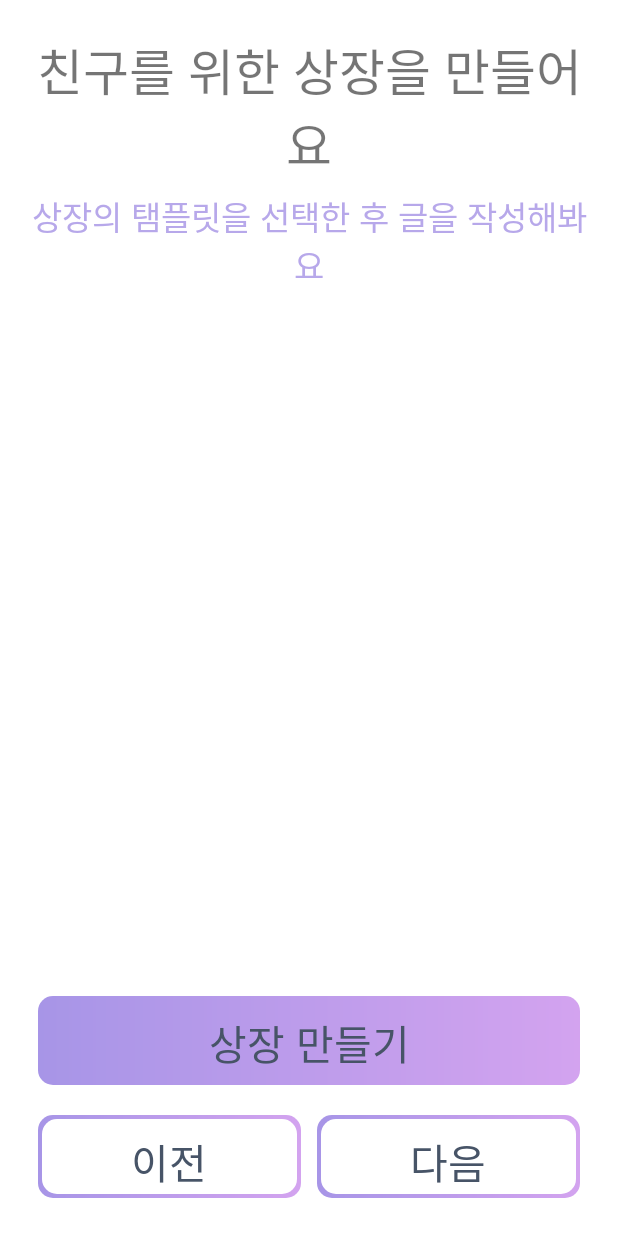
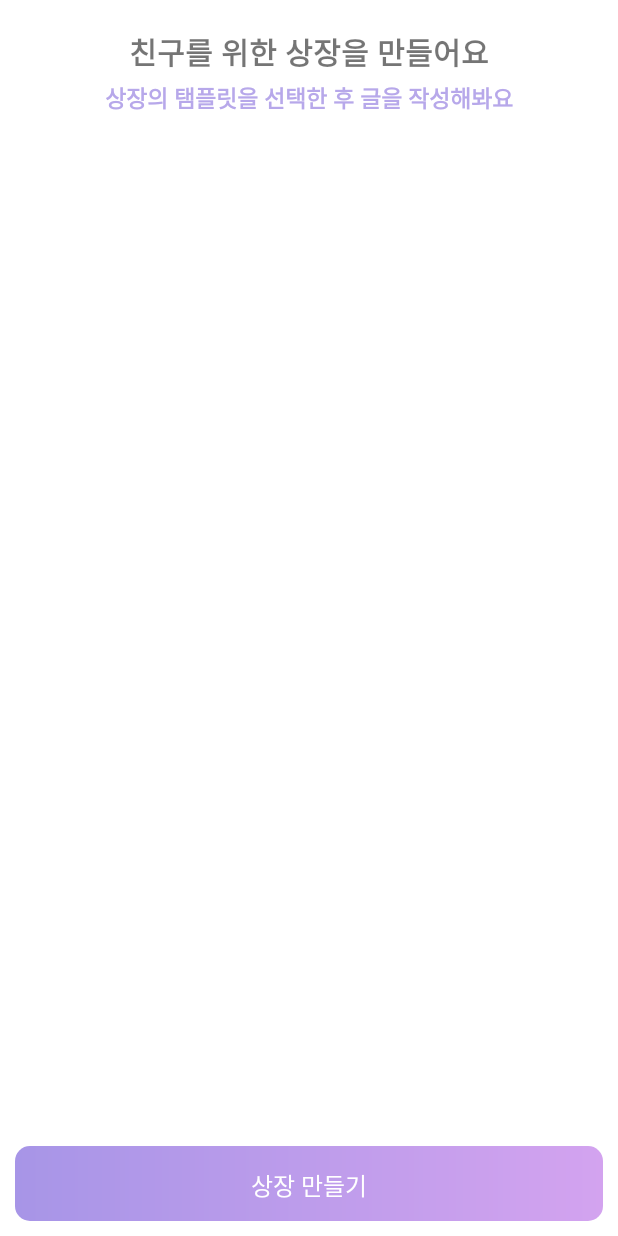
Before and after one commit to ProgrammerYes25/HappyBirthDay, an Android app: the layout fragment_award_make_page.xml on its own in the app's theme, with its tools: preview values and no code run, on a phone screen of 412 x 824 dp. Run offline under Robolectric (Android 15) with nearby library versions, the phone set to English and light mode, and no system bars.

Commit message:
#21 award make page 레이아웃 수정

```diff
--- a/app/src/main/java/no2114_2127/project/myapplication/AwardMakePageFragment.java
+++ b/app/src/main/java/no2114_2127/project/myapplication/AwardMakePageFragment.java
@@ -1,6 +1,25 @@
 package no2114_2127.project.myapplication;
 
+import android.os.Bundle;
+import android.view.LayoutInflater;
+import android.view.View;
+import android.view.ViewGroup;
+
+import androidx.annotation.Nullable;
 import androidx.fragment.app.Fragment;
 
 public class AwardMakePageFragment extends Fragment {
+
+    @Nullable
+    @Override
+    public View onCreateView(LayoutInflater inflater, ViewGroup container, Bundle savedInstanceState) {
+        View view = inflater.inflate(R.layout.fragment_award_make_page, container, false);
+        return view;
+    }
+    public void onViewCreated(View view, Bundle savedInstanceState) {
+        super.onViewCreated(view, savedInstanceState);
+    }
+    public static AwardMakePageFragment AwardMakePageInstance() {
+        return new AwardMakePageFragment();
+    }
 }
--- a/app/src/main/res/layout/fragment_award_make_page.xml
+++ b/app/src/main/res/layout/fragment_award_make_page.xml
@@ -1,20 +1,26 @@
 <?xml version="1.0" encoding="utf-8"?>
-<LinearLayout
+<RelativeLayout
     xmlns:android="http://schemas.android.com/apk/res/android"
     xmlns:app="http://schemas.android.com/apk/res-auto"
     xmlns:tools="http://schemas.android.com/tools"
     android:layout_width="match_parent"
     android:layout_height="match_parent"
-    android:layout_margin="15dp"
+    android:padding="10dp"
     android:orientation="vertical"
     tools:context=".AwardMakePageFragment">
-    <!--상장 만들기 설명-->
+    <LinearLayout
+        android:layout_width="match_parent"
+        android:layout_height="655dp"
+        android:orientation="vertical">
+        <!--케이크 꾸미기 설명-->
         <TextView
             android:id="@+id/make_award_title_text_view"
             android:layout_width="match_parent"
             android:layout_height="wrap_content"
             android:gravity="center_horizontal"
-        android:textSize="33sp"
+            android:textSize="20sp"
+            android:textStyle="bold"
+            android:layout_marginTop="5dp"
             android:fontFamily="@font/notosans_regular"
             android:text="@string/make_award1_text"/>
         <TextView
@@ -22,75 +28,33 @@
             android:layout_width="match_parent"
             android:layout_height="wrap_content"
             android:gravity="center_horizontal"
-        android:textSize="22sp"
+            android:textSize="15sp"
+            android:textStyle="bold"
             android:textColor="@color/purple_200"
             android:fontFamily="@font/notosans_regular"
             android:text="@string/make_award2_text"/>
-    <!--상장 grid view-->
+        <!--케이크 레이아웃-->
         <GridView
             android:id="@+id/make_award_grid_view"
-        android:layout_width="match_parent"
-        android:layout_height="0dp"
-        android:layout_weight="1"
+            android:layout_width="370dp"
+            android:layout_height="match_parent"
+            android:layout_marginTop="20dp"
+            android:layout_gravity="center"
             android:numColumns="2">
         </GridView>
-    <RelativeLayout
+    </LinearLayout>
+    <!--장식 달기 버튼-->
+    <TextView
+        android:id="@+id/award_button_text_view"
         android:layout_width="match_parent"
-        android:layout_height="160dp"
-        android:background="@color/white"
-        android:focusable="true"
-        android:focusableInTouchMode="true"
-        android:orientation="vertical"
-        android:padding="10dp">
-        <!--상장만들기 button Text view-->
-        <TextView
-            android:id="@+id/award_make_text_view"
-            android:layout_width="match_parent"
-            android:layout_height="wrap_content"
-            android:layout_marginTop="5dp"
+        android:layout_height="50dp"
+        android:layout_gravity="bottom"
+        android:layout_alignParentBottom="true"
         android:background="@drawable/rectangle_resource_activation"
         android:fontFamily="@font/notosans_regular"
         android:gravity="center"
         android:padding="5dp"
         android:text="@string/make_award_text"
-            android:textColor="@color/black_600"
-            android:textSize="27sp" />
-
-        <LinearLayout
-            android:layout_width="match_parent"
-            android:layout_height="match_parent"
-            android:layout_gravity="bottom"
-            android:layout_below="@+id/award_make_text_view"
-            android:layout_marginTop="20dp"
-            android:orientation="horizontal">
-            <!--이전 button textView-->
-            <TextView
-                android:id="@+id/previous_button_text_view"
-                android:layout_width="match_parent"
-                android:layout_height="wrap_content"
-                android:layout_marginRight="5dp"
-                android:layout_weight="1"
-                android:background="@drawable/rectangle_resource_perimeter_activation"
-                android:fontFamily="@font/notosans_regular"
-                android:gravity="center"
-                android:padding="5dp"
-                android:text="@string/previous_text"
-                android:textColor="@color/black_600"
-                android:textSize="27sp" />
-            <!--다음 button textView-->
-            <TextView
-                android:id="@+id/next_button_text_view"
-                android:layout_width="match_parent"
-                android:layout_height="wrap_content"
-                android:layout_marginLeft="5dp"
-                android:layout_weight="1"
-                android:background="@drawable/rectangle_resource_perimeter_activation"
-                android:fontFamily="@font/notosans_regular"
-                android:gravity="center"
-                android:padding="5dp"
-                android:text="@string/next_text"
-                android:textColor="@color/black_600"
-                android:textSize="27sp" />
-        </LinearLayout>
+        android:textColor="@color/white"
+        android:textSize="16sp" />
 </RelativeLayout>
-</LinearLayout>
```
Lines whose indentation alone changed are shown as unchanged.
